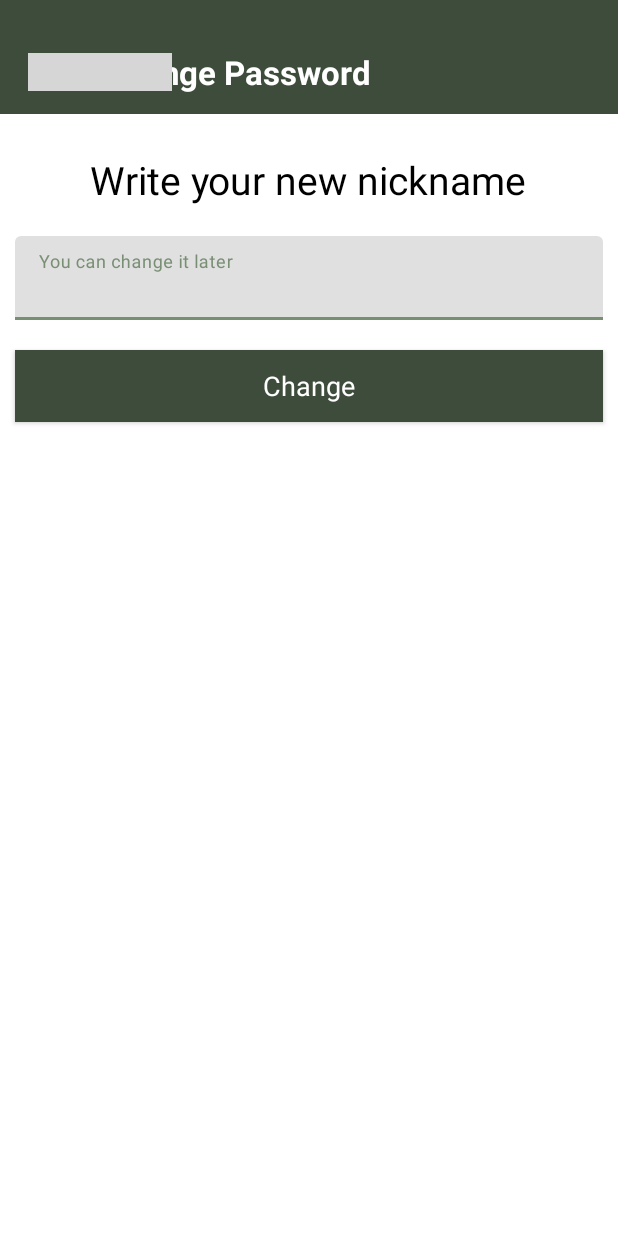
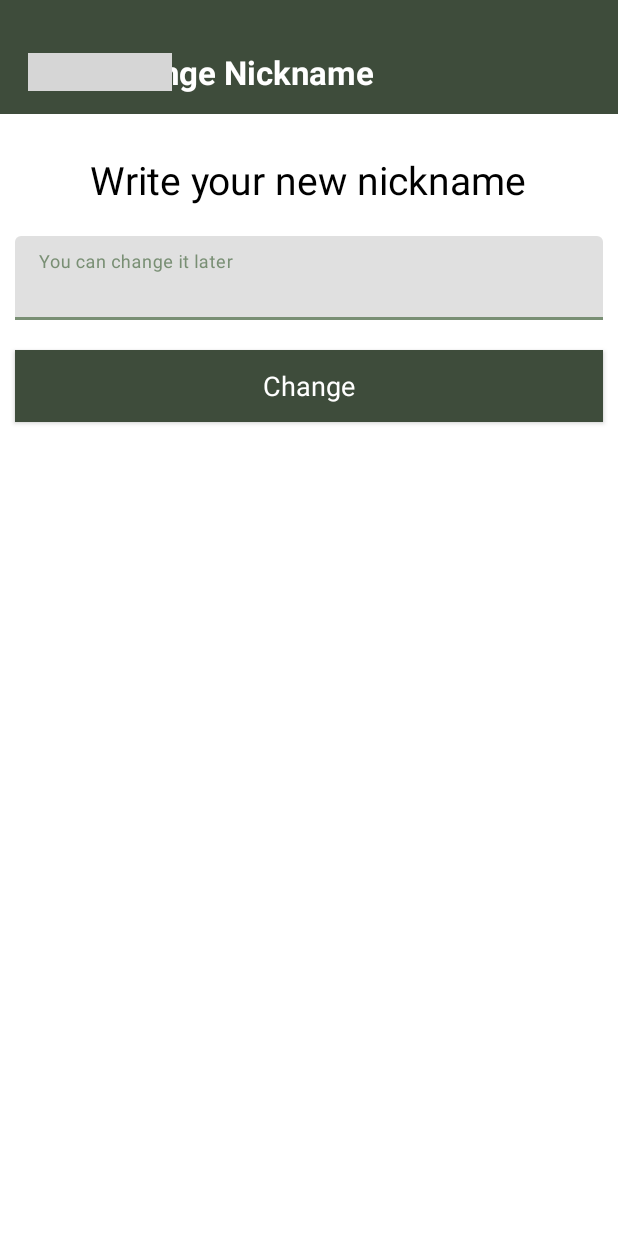
Before and after one commit to huytt268/moodtracker, an Android app: the ChangeNicknameActivity screen opened directly, with no data from a screen before it, on a phone screen of 412 x 824 dp. Run offline under Robolectric (Android 15) with nearby library versions, the phone set to English and light mode, and no system bars; grey boxes are pictures that could not be loaded.

```diff
--- a/app/src/main/res/layout/changenickname_toolbar.xml
+++ b/app/src/main/res/layout/changenickname_toolbar.xml
@@ -25,7 +25,7 @@
         <TextView
             android:layout_width="wrap_content"
             android:layout_height="wrap_content"
-            android:text="Change Password"
+            android:text="Change Nickname"
             android:textSize="22dp"
             android:layout_centerVertical="true"
             android:textColor="@color/white"
```
